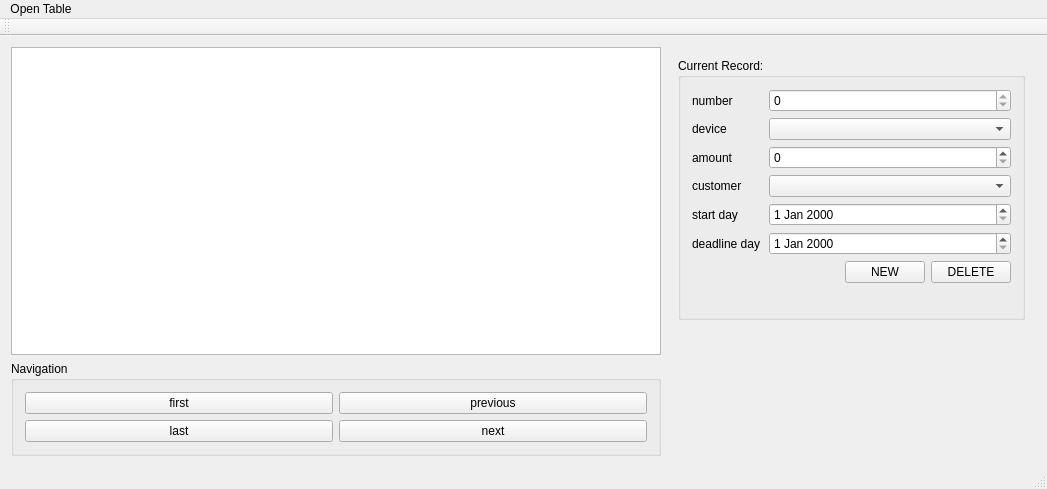
Before: the Qt Designer form mainwindow.ui in TatianaLebedik/design-bureau-database-manager, drawn with Qt 5.
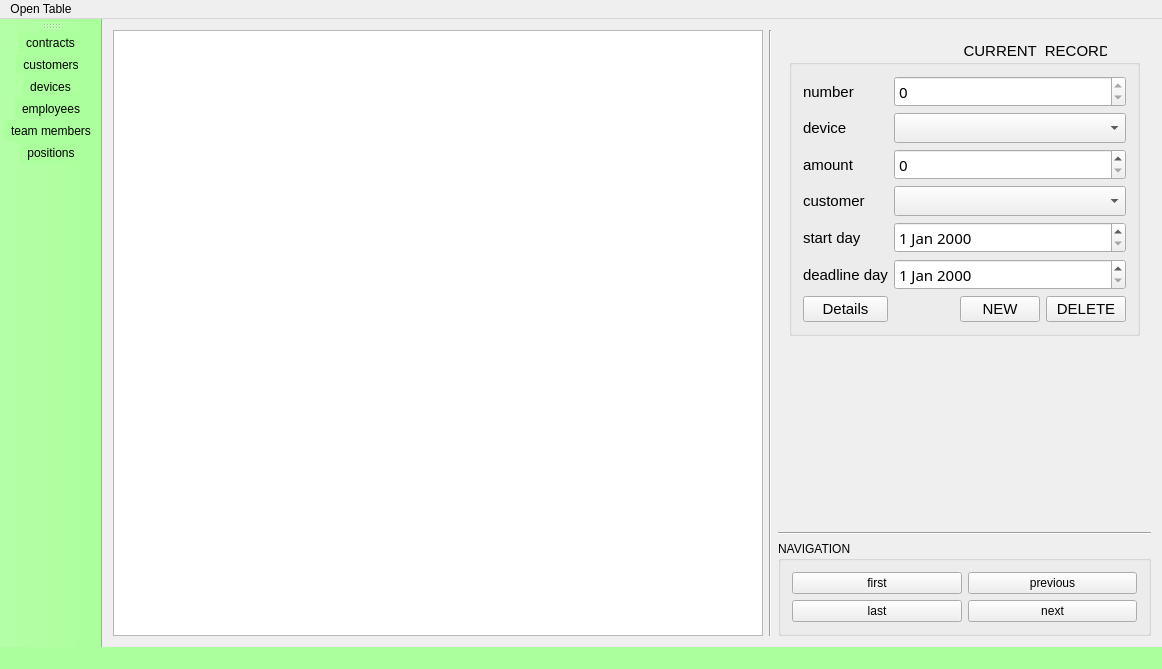
After: the same form once the commit is applied. The open tabs and pages were chosen to show the change. Icons and pictures are not drawn.

```diff
--- a/mainwindow.ui
+++ b/mainwindow.ui
@@ -6,8 +6,8 @@
    <rect>
     <x>0</x>
     <y>0</y>
-    <width>1047</width>
-    <height>489</height>
+    <width>1151</width>
+    <height>669</height>
    </rect>
   </property>
   <property name="windowTitle">
@@ -15,10 +15,13 @@
   </property>
   <widget class="QWidget" name="centralWidget">
    <layout class="QGridLayout" name="gridLayout">
-    <item row="5" column="0">
+    <item row="3" column="2">
      <widget class="QGroupBox" name="groupBox">
+      <property name="styleSheet">
+       <string notr="true"/>
+      </property>
       <property name="title">
-       <string>Navigation</string>
+       <string>NAVIGATION</string>
       </property>
       <layout class="QGridLayout" name="gridLayout_4">
        <item row="0" column="0">
@@ -52,7 +55,7 @@
       </layout>
      </widget>
     </item>
-    <item row="0" column="0" rowspan="5">
+    <item row="0" column="0" rowspan="4">
      <widget class="QTableView" name="tableView">
       <property name="minimumSize">
        <size>
@@ -60,6 +63,15 @@
         <height>0</height>
        </size>
       </property>
+      <property name="font">
+       <font>
+        <family>Tibetan Machine Uni</family>
+        <pointsize>11</pointsize>
+        <weight>50</weight>
+        <italic>false</italic>
+        <bold>false</bold>
+       </font>
+      </property>
       <property name="cursor" stdset="0">
        <cursorShape>ArrowCursor</cursorShape>
       </property>
@@ -69,6 +81,12 @@
       <property name="styleSheet">
        <string notr="true"/>
       </property>
+      <property name="frameShape">
+       <enum>QFrame::StyledPanel</enum>
+      </property>
+      <property name="frameShadow">
+       <enum>QFrame::Sunken</enum>
+      </property>
       <property name="selectionMode">
        <enum>QAbstractItemView::SingleSelection</enum>
       </property>
@@ -79,32 +97,74 @@
        <enum>Qt::ElideNone</enum>
       </property>
       <property name="gridStyle">
-       <enum>Qt::SolidLine</enum>
+       <enum>Qt::DashLine</enum>
       </property>
+      <attribute name="verticalHeaderVisible">
+       <bool>false</bool>
+      </attribute>
      </widget>
     </item>
-    <item row="0" column="1">
+    <item row="0" column="1" rowspan="4">
+     <widget class="Line" name="line_7">
+      <property name="styleSheet">
+       <string notr="true"/>
+      </property>
+      <property name="orientation">
+       <enum>Qt::Vertical</enum>
+      </property>
+     </widget>
+    </item>
+    <item row="1" column="2">
+     <spacer name="verticalSpacer_3">
+      <property name="orientation">
+       <enum>Qt::Vertical</enum>
+      </property>
+      <property name="sizeHint" stdset="0">
+       <size>
+        <width>20</width>
+        <height>40</height>
+       </size>
+      </property>
+     </spacer>
+    </item>
+    <item row="0" column="2">
      <widget class="QStackedWidget" name="string_view_stackedWidget">
+      <property name="maximumSize">
+       <size>
+        <width>500</width>
+        <height>16777215</height>
+       </size>
+      </property>
       <property name="currentIndex">
        <number>5</number>
       </property>
       <widget class="QWidget" name="contract_table_page">
        <layout class="QGridLayout" name="gridLayout_3">
-        <item row="0" column="0">
+        <item row="1" column="0">
          <widget class="QGroupBox" name="contract_record_groupBox">
+          <property name="font">
+           <font>
+            <family>Ubuntu</family>
+            <pointsize>11</pointsize>
+            <weight>50</weight>
+            <italic>false</italic>
+            <bold>false</bold>
+           </font>
+          </property>
+          <property name="styleSheet">
+           <string notr="true"/>
+          </property>
           <property name="title">
-           <string>Current Record:</string>
+           <string>                                          CURRENT  RECORD</string>
           </property>
           <layout class="QGridLayout" name="gridLayout_2">
-           <item row="2" column="1" colspan="3">
-            <widget class="QSpinBox" name="device_amount_spinBox">
-             <property name="maximum">
-              <number>1000</number>
-             </property>
-            </widget>
-           </item>
-           <item row="0" column="1" colspan="3">
+           <item row="1" column="1" colspan="3">
             <widget class="QSpinBox" name="contracts_number_spinBox">
+             <property name="font">
+              <font>
+               <family>Tibetan Machine Uni</family>
+              </font>
+             </property>
              <property name="readOnly">
               <bool>true</bool>
              </property>
@@ -113,87 +173,123 @@
              </property>
             </widget>
            </item>
-           <item row="5" column="0">
+           <item row="6" column="0">
             <widget class="QLabel" name="label_6">
              <property name="text">
               <string>start day</string>
              </property>
             </widget>
            </item>
+           <item row="2" column="1" colspan="3">
+            <widget class="QComboBox" name="device_name_comboBox">
+             <property name="font">
+              <font>
+               <family>Tibetan Machine Uni</family>
+              </font>
+             </property>
+            </widget>
+           </item>
+           <item row="3" column="1" colspan="3">
+            <widget class="QSpinBox" name="device_amount_spinBox">
+             <property name="font">
+              <font>
+               <family>Tibetan Machine Uni</family>
+              </font>
+             </property>
+             <property name="maximum">
+              <number>1000</number>
+             </property>
+            </widget>
+           </item>
            <item row="1" column="0">
+            <widget class="QLabel" name="label">
+             <property name="text">
+              <string>number</string>
+             </property>
+            </widget>
+           </item>
+           <item row="7" column="1" colspan="3">
+            <widget class="QDateEdit" name="deadline_dateEdit">
+             <property name="font">
+              <font>
+               <family>Tibetan Machine Uni</family>
+              </font>
+             </property>
+            </widget>
+           </item>
+           <item row="6" column="1" colspan="3">
+            <widget class="QDateEdit" name="date_of_the_agreement_dateEdit">
+             <property name="font">
+              <font>
+               <family>Tibetan Machine Uni</family>
+              </font>
+             </property>
+            </widget>
+           </item>
+           <item row="4" column="1" colspan="3">
+            <widget class="QComboBox" name="customer_head_name_comboBox">
+             <property name="font">
+              <font>
+               <family>Tibetan Machine Uni</family>
+              </font>
+             </property>
+            </widget>
+           </item>
+           <item row="10" column="2">
+            <widget class="QPushButton" name="create_contract_PushButton">
+             <property name="styleSheet">
+              <string notr="true"/>
+             </property>
+             <property name="text">
+              <string>NEW</string>
+             </property>
+            </widget>
+           </item>
+           <item row="2" column="0">
             <widget class="QLabel" name="label_2">
              <property name="text">
               <string>device </string>
              </property>
             </widget>
            </item>
-           <item row="3" column="1" colspan="3">
-            <widget class="QComboBox" name="customer_head_name_comboBox"/>
-           </item>
-           <item row="3" column="0">
+           <item row="4" column="0">
             <widget class="QLabel" name="label_5">
              <property name="text">
               <string>customer</string>
              </property>
             </widget>
            </item>
-           <item row="2" column="0">
+           <item row="7" column="0">
+            <widget class="QLabel" name="label_7">
+             <property name="text">
+              <string>deadline day</string>
+             </property>
+            </widget>
+           </item>
+           <item row="3" column="0">
             <widget class="QLabel" name="label_3">
              <property name="text">
               <string>amount</string>
              </property>
             </widget>
            </item>
-           <item row="0" column="0">
-            <widget class="QLabel" name="label">
+           <item row="10" column="0">
+            <widget class="QPushButton" name="contract_details_pushButton">
              <property name="text">
-              <string>number</string>
+              <string>Details</string>
              </property>
             </widget>
            </item>
-           <item row="7" column="3">
+           <item row="10" column="3">
             <widget class="QPushButton" name="delete_contract_pushButton">
+             <property name="styleSheet">
+              <string notr="true"/>
+             </property>
              <property name="text">
               <string>DELETE</string>
              </property>
             </widget>
            </item>
-           <item row="7" column="2">
-            <widget class="QPushButton" name="create_contract_PushButton">
-             <property name="text">
-              <string>NEW</string>
-             </property>
-            </widget>
-           </item>
-           <item row="5" column="1" colspan="3">
-            <widget class="QDateEdit" name="date_of_the_agreement_dateEdit"/>
-           </item>
-           <item row="6" column="1" colspan="3">
-            <widget class="QDateEdit" name="deadline_dateEdit"/>
-           </item>
-           <item row="1" column="1" colspan="3">
-            <widget class="QComboBox" name="device_name_comboBox"/>
-           </item>
-           <item row="6" column="0">
-            <widget class="QLabel" name="label_7">
-             <property name="text">
-              <string>deadline day</string>
-             </property>
-            </widget>
-           </item>
-           <item row="8" column="2">
-            <spacer name="verticalSpacer_3">
-             <property name="orientation">
-              <enum>Qt::Vertical</enum>
-             </property>
-             <property name="sizeHint" stdset="0">
-              <size>
-               <width>20</width>
-               <height>40</height>
-              </size>
-             </property>
-            </spacer>
-           </item>
           </layout>
          </widget>
         </item>
@@ -585,6 +681,28 @@
       </widget>
      </widget>
     </item>
+    <item row="2" column="2">
+     <widget class="Line" name="line_3">
+      <property name="minimumSize">
+       <size>
+        <width>0</width>
+        <height>0</height>
+       </size>
+      </property>
+      <property name="styleSheet">
+       <string notr="true"/>
+      </property>
+      <property name="frameShadow">
+       <enum>QFrame::Sunken</enum>
+      </property>
+      <property name="lineWidth">
+       <number>1</number>
+      </property>
+      <property name="orientation">
+       <enum>Qt::Horizontal</enum>
+      </property>
+     </widget>
+    </item>
    </layout>
   </widget>
   <widget class="QMenuBar" name="menuBar">
@@ -592,7 +710,7 @@
     <rect>
      <x>0</x>
      <y>0</y>
-     <width>1047</width>
+     <width>1151</width>
      <height>25</height>
     </rect>
    </property>
@@ -610,14 +728,29 @@
    <addaction name="menuOpen_Table"/>
   </widget>
   <widget class="QToolBar" name="mainToolBar">
+   <property name="styleSheet">
+    <string notr="true">background-color: rgb(171, 255, 156);</string>
+   </property>
    <attribute name="toolBarArea">
-    <enum>TopToolBarArea</enum>
+    <enum>LeftToolBarArea</enum>
    </attribute>
    <attribute name="toolBarBreak">
     <bool>false</bool>
    </attribute>
+   <addaction name="actionContracts"/>
+   <addaction name="actionCustomers"/>
+   <addaction name="actionDevices"/>
+   <addaction name="actionEmployees"/>
+   <addaction name="actionTeam_members"/>
+   <addaction name="actionPositions"/>
   </widget>
-  <widget class="QStatusBar" name="statusBar"/>
+  <widget class="QStatusBar" name="statusBar">
+   <property name="styleSheet">
+    <string notr="true">background-color: rgb(171, 255, 156);
+border-top-color: rgb(0, 0, 0);
+</string>
+   </property>
+  </widget>
   <action name="actionContracts">
    <property name="text">
     <string>contracts</string>
```
Left out of the diff: 166 changed lines with no effect on the pictures.
